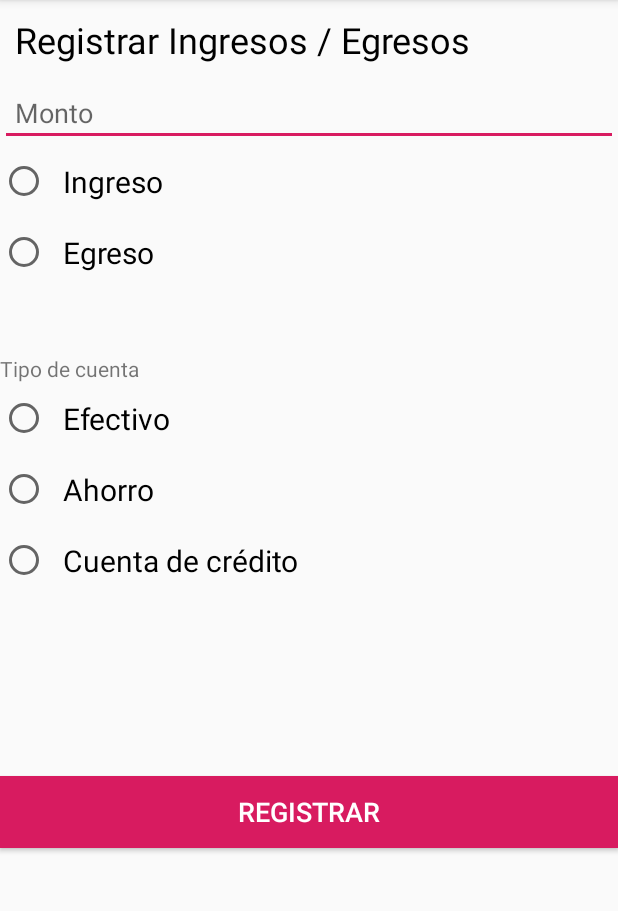
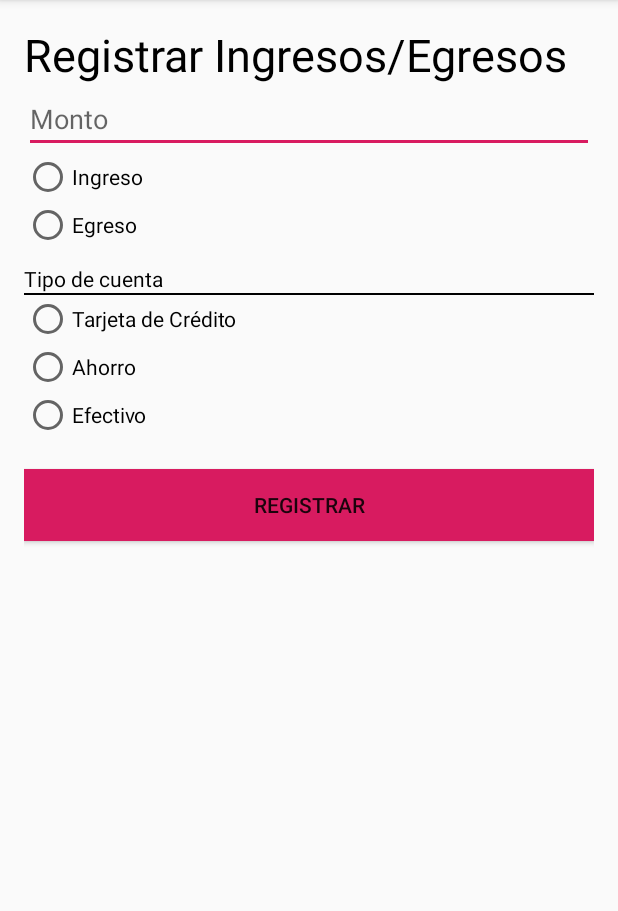
Before and after one commit to marcelcr98/MisGastosApp, an Android app: the screen it shows after launch (Registrar), after a tap on an icon or button, on a phone screen of 412 x 824 dp, the part 84-995 px from its top. Run offline under Robolectric (Android 15) with nearby library versions, the phone set to English and light mode, and no system bars.

Commit message:
Version 1.0

```diff
--- a/app/src/main/java/com/mcuellar/misgastosapp/MainActivity.java
+++ b/app/src/main/java/com/mcuellar/misgastosapp/MainActivity.java
@@ -8,15 +8,21 @@ import android.view.View;
 import android.widget.EditText;
 import android.widget.ImageView;
 import android.widget.ProgressBar;
+import android.widget.TextView;
 
 import com.google.android.material.floatingactionbutton.FloatingActionButton;
+import com.mcuellar.misgastosapp.Repositories.Repository;
+import com.mcuellar.misgastosapp.models.Operation;
 
 public class MainActivity extends AppCompatActivity {
 
+
     FloatingActionButton siguiente;
-    ImageView uno;
-    ImageView dos;
-    ImageView tres;
+    TextView uno,dos,tres;
+    ImageView i1;
+    ImageView i2;
+    ImageView i3;
+
     private EditText numbertext;
     private ProgressBar progressbar1;
 
@@ -26,10 +32,12 @@ public class MainActivity extends AppCompatActivity {
         setContentView(R.layout.activity_main);
 
         siguiente=(FloatingActionButton)findViewById(R.id.next);
-        uno=(ImageView) findViewById(R.id.picture1);
-        dos=(ImageView) findViewById(R.id.picture2);
-        tres=(ImageView) findViewById(R.id.picture3);
-
+        uno = findViewById(R.id.n1);
+        dos=findViewById(R.id.n2);
+        tres = findViewById(R.id.n3);
+        i1=(ImageView) findViewById(R.id.picture1);
+        i2=(ImageView) findViewById(R.id.picture2);
+        i3=(ImageView) findViewById(R.id.picture3);
 
         siguiente.setOnClickListener(new View.OnClickListener() {
             @Override
@@ -40,38 +48,66 @@ public class MainActivity extends AppCompatActivity {
             }
         });
 
-        uno.setOnClickListener(new View.OnClickListener() {
+        i1.setOnClickListener(new View.OnClickListener() {
             @Override
             public void onClick(View v) {
 
-                Intent uno = new Intent(MainActivity.this, Detalle.class);
-                startActivity(uno);
+                Intent i1 = new Intent(MainActivity.this, Detalle.class);
+                startActivity(i1);
             }
         });
 
-        dos.setOnClickListener(new View.OnClickListener() {
+        i2.setOnClickListener(new View.OnClickListener() {
             @Override
             public void onClick(View v) {
 
-                Intent dos = new Intent(MainActivity.this, Detalle.class);
-                startActivity(dos);
+                Intent i2 = new Intent(MainActivity.this, Detalle.class);
+                startActivity(i2);
             }
         });
 
-        tres.setOnClickListener(new View.OnClickListener() {
+        i3.setOnClickListener(new View.OnClickListener() {
             @Override
             public void onClick(View v) {
 
-                Intent tres = new Intent(MainActivity.this, Detalle.class);
-                startActivity(tres);
+                Intent i3 = new Intent(MainActivity.this, Detalle.class);
+                startActivity(i3);
             }
         });
+
+        double sAhorro = Repository.sumaAhorro();
+        double sCredito = Repository.sumaCredito();
+        double sEfectivo= Repository.sumaEfectivo();
+        String ahorro = String.valueOf(sAhorro);
+        String credito = String.valueOf(sCredito);
+        String efectivo = String.valueOf(sEfectivo);
+
+
+        uno.setText(ahorro);
+        dos.setText(credito);
+        tres.setText(efectivo);
+
+
+        if(getIntent().getExtras() != null){
+            String tipo = getIntent().getExtras().getString("tipo");
+            String tipoCuenta = getIntent().getExtras().getString("tipoCuenta");
+            double monto = getIntent().getExtras().getDouble("monto");
+
+            Operation g = new Operation(tipo,tipoCuenta,monto);
+            Repository.registrar(g);
+        }
+
+        progressbar1=findViewById(R.id.progressbar);
+        progressbar1.setProgress(50);
+    }
+
+    public void callAdd(View view) {
+        Intent intent = new Intent(this,Registrar.class);
+        startActivity(intent);
+    }
 
 
 
 
-    }
-
-
 
 }
--- /dev/null
+++ b/app/src/main/java/com/mcuellar/misgastosapp/Repositories/Repository.java
@@ -0,0 +1,52 @@
+package com.mcuellar.misgastosapp.Repositories;
+
+import com.mcuellar.misgastosapp.models.Operation;
+
+import java.util.ArrayList;
+import java.util.List;
+
+public class Repository {
+
+    private static List<Operation> gastos;
+
+    static {
+        gastos = new ArrayList<>();
+        gastos.add( new Operation("Ingreso","Ahorro",1200) );
+    }
+
+    public static void registrar(Operation gasto){
+        gastos.add(gasto);
+    }
+
+    public static double sumaAhorro(){
+        double monto = 0;
+        for (int i=0; i < gastos.size();i++){
+            if (gastos.get(i).getTipoCuenta().equals("Ahorro")){
+                monto = monto + gastos.get(i).getMonto();
+            }
+        }
+        return monto;
+    }
+
+    public static double sumaCredito(){
+        double monto = 0;
+        for (int i=0; i < gastos.size();i++){
+            if (gastos.get(i).getTipoCuenta().equals("Credito")){
+                monto = monto + gastos.get(i).getMonto();
+            }
+        }
+        return monto;
+    }
+
+    public static double sumaEfectivo(){
+        double monto = 0;
+        for (int i=0; i < gastos.size();i++){
+            if (gastos.get(i).getTipoCuenta().equals("Efectivo")){
+                monto = monto + gastos.get(i).getMonto();
+            }
+        }
+        return monto;
+    }
+
+
+}
--- a/app/src/main/java/com/mcuellar/misgastosapp/models/Operation.java
+++ b/app/src/main/java/com/mcuellar/misgastosapp/models/Operation.java
@@ -1,4 +1,40 @@
 package com.mcuellar.misgastosapp.models;
 
 public class Operation {
+
+    private String tipo, tipoCuenta;
+    private double monto;
+
+    public Operation() {
+    }
+
+    public Operation(String tipo, String tipoCuenta, double monto) {
+        this.tipo = tipo;
+        this.tipoCuenta = tipoCuenta;
+        this.monto = monto;
+    }
+
+    public String getTipo() {
+        return tipo;
+    }
+
+    public void setTipo(String tipo) {
+        this.tipo = tipo;
+    }
+
+    public String getTipoCuenta() {
+        return tipoCuenta;
+    }
+
+    public void setTipoCuenta(String tipoCuenta) {
+        this.tipoCuenta = tipoCuenta;
+    }
+
+    public double getMonto() {
+        return monto;
+    }
+
+    public void setMonto(double monto) {
+        this.monto = monto;
+    }
 }
--- a/app/src/main/res/layout/activity_main.xml
+++ b/app/src/main/res/layout/activity_main.xml
@@ -41,7 +41,7 @@
         app:srcCompat="@drawable/uno" />
 
     <ProgressBar
-        android:id="@+id/progressbar1"
+        android:id="@+id/progressbar"
         style="@android:style/Widget.ProgressBar.Horizontal"
         android:layout_width="match_parent"
         android:layout_height="wrap_content"
--- a/app/src/main/res/layout/activity_registrar.xml
+++ b/app/src/main/res/layout/activity_registrar.xml
@@ -1,103 +1,93 @@
 <?xml version="1.0" encoding="utf-8"?>
-<RelativeLayout xmlns:android="http://schemas.android.com/apk/res/android"
+<LinearLayout xmlns:android="http://schemas.android.com/apk/res/android"
     xmlns:app="http://schemas.android.com/apk/res-auto"
     xmlns:tools="http://schemas.android.com/tools"
     android:layout_width="match_parent"
     android:layout_height="match_parent"
-    tools:context=".Registrar">
+    tools:context=".Registrar"
+    android:orientation="vertical"
+    android:padding="16dp">
 
     <TextView
-        android:id="@+id/txt_ing_eg"
-        android:layout_width="wrap_content"
+        android:layout_width="match_parent"
         android:layout_height="wrap_content"
-        android:padding="10dp"
-        android:text="Registrar Ingresos / Egresos"
-        android:textColor="@android:color/background_dark"
-        android:textSize="24sp" />
+        android:text="@string/app_textViewIngresosEgresos"
+        android:textColor="@android:color/black"
+        android:textSize="30sp" />
 
     <EditText
-        android:id="@+id/monto"
+        android:id="@+id/txtMonto"
         android:layout_width="match_parent"
         android:layout_height="wrap_content"
-        android:layout_below="@+id/txt_ing_eg"
-        android:hint="Monto"
-        android:padding="10dp" />
+        android:inputType="numberDecimal"
+        android:hint="@string/app_monto"
+        android:textColor="@android:color/black"
+        />
+
     <RadioGroup
-        android:id="@+id/btn_radio"
-        android:layout_below="@+id/monto"
+        android:id="@+id/rg1"
         android:layout_width="match_parent"
-        android:layout_height="wrap_content">
+        android:layout_height="wrap_content"
+        android:layout_alignParentStart="true">
 
         <RadioButton
-            android:id="@+id/btn_ing"
+            android:id="@+id/rbuno"
             android:layout_width="wrap_content"
             android:layout_height="wrap_content"
-            android:textSize="20dp"
-            android:text="Ingreso"
-            android:padding="10dp"
-            />
+            android:text="@string/app_Ingreso"/>
 
         <RadioButton
-            android:id="@+id/btn_eg"
+            android:id="@+id/rbdos"
+            android:layout_toEndOf="@+id/radioButton3"
             android:layout_width="wrap_content"
             android:layout_height="wrap_content"
-            android:layout_toRightOf="@+id/btn_ing"
-            android:padding="10dp"
-            android:text="Egreso"
-            android:textSize="20dp" />
+            android:text="@string/app_Egreso"/>
     </RadioGroup>
 
     <TextView
-        android:id="@+id/tipo_cuenta"
+        android:layout_marginTop="10dp"
         android:layout_width="match_parent"
         android:layout_height="wrap_content"
-        android:layout_below="@+id/btn_radio"
-        android:layout_marginTop="44dp"
-        android:text="Tipo de cuenta" />
+        android:text="@string/app_tipoCuenta"
+        android:textColor="@android:color/black"
+        />
+    <View
+        android:layout_width="fill_parent"
+        android:layout_height="1dp"
+        android:background="@android:color/black"/>
 
     <RadioGroup
-        android:id="@+id/btn_radio2"
-        android:layout_below="@+id/tipo_cuenta"
+        android:id="@+id/rg2"
         android:layout_width="match_parent"
         android:layout_height="wrap_content"
-        >
+        android:layout_alignParentStart="true">
 
         <RadioButton
-            android:id="@+id/btn_ing2"
+            android:id="@+id/rb1"
             android:layout_width="wrap_content"
             android:layout_height="wrap_content"
-            android:textSize="20dp"
-            android:text="Efectivo"
-            android:padding="10dp"
-            />
+            android:text="@string/app_tipoTarjeta" />
 
         <RadioButton
-            android:id="@+id/btn_eg3"
+            android:id="@+id/rb2"
             android:layout_width="wrap_content"
             android:layout_height="wrap_content"
-            android:layout_toRightOf="@+id/btn_ing"
-            android:padding="10dp"
-            android:text="Ahorro"
-            android:textSize="20dp" />
+            android:text="@string/app_tipoAhorro" />
+
         <RadioButton
-            android:id="@+id/btn_eg4"
+            android:id="@+id/rb3"
             android:layout_width="wrap_content"
             android:layout_height="wrap_content"
-            android:layout_toRightOf="@+id/btn_ing"
-            android:padding="10dp"
-            android:text="Cuenta de crédito"
-            android:textSize="20dp" />
+            android:text="@string/app_tipoEfectivo" />
+
     </RadioGroup>
 
     <Button
-        android:id="@+id/btn_register"
+        android:id="@+id/registerButton"
         android:layout_width="match_parent"
         android:layout_height="wrap_content"
-        android:layout_below="@+id/btn_radio2"
-        android:layout_marginTop="120dp"
+        android:layout_marginTop="20dp"
         android:background="@color/colorAccent"
-        android:text="Registrar"
-        android:textColor="@android:color/background_light"
-        android:textSize="18sp" />
-
-</RelativeLayout>
+        android:onClick="callRegistter"
+        android:text="@string/app_btnRegister" />
+</LinearLayout>
--- a/app/src/main/res/values/strings.xml
+++ b/app/src/main/res/values/strings.xml
@@ -1,3 +1,18 @@
 <resources>
     <string name="app_name">MisGastosApp</string>
+    <string name="app_btnRegister">REGISTRAR</string>
+    <string name="app_textViewIngresosEgresos">Registrar Ingresos/Egresos</string>
+    <string name="app_monto">Monto</string>
+    <string name="app_tipoCuenta">Tipo de cuenta</string>
+    <string name="app_tipoTarjeta">Tarjeta de Crédito</string>
+    <string name="app_tipoAhorro">Ahorro</string>
+    <string name="app_tipoEfectivo">Efectivo</string>
+    <string name="app_Ingreso">Ingreso</string>
+    <string name="app_Egreso">Egreso</string>
+    <string name="app_soles">S/:</string>
+    <string name="app_saldoEfectivo">Saldo Actual Efectivo</string>
+    <string name="app_saldoCredito">Saldo Actual Crédito</string>
+    <string name="app_saldoAhorro">Saldo Actual Ahorro</string>
+    <string name="app_proporcion">Proporción Ingresos/ Egresos</string>
+    <string name="app_contabilidadIngresosEgresos">Contabilidad de Ingresos/ Egresos</string>
 </resources>
--- a/build.gradle
+++ b/build.gradle
@@ -7,7 +7,7 @@ buildscript {
 
     }
     dependencies {
-        classpath 'com.android.tools.build:gradle:3.5.0'
+        classpath 'com.android.tools.build:gradle:3.4.1'
 
         // NOTE: Do not place your application dependencies here; they belong
         // in the individual module build.gradle files
```
Also changed, not shown: app/src/main/java/com/mcuellar/misgastosapp/Registrar.java (+50 -0 lines), 4 other files.
